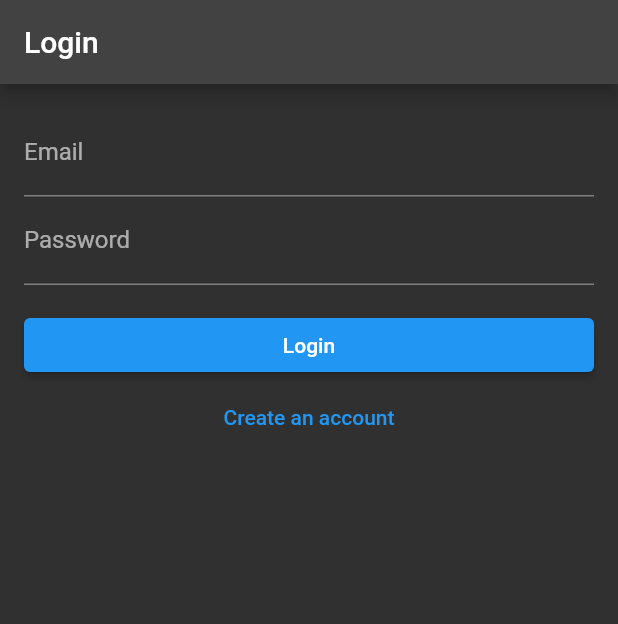
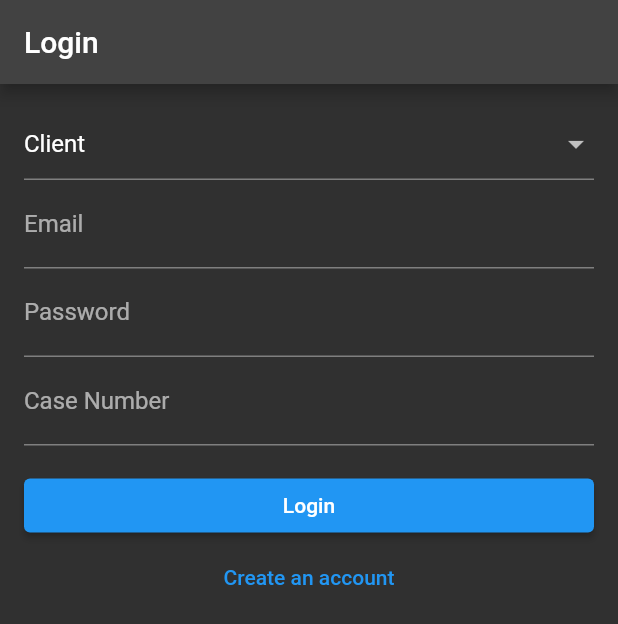
Before and after one commit to drowsy-coder/Nyaya-Sahaya, a Flutter app: the screen it shows after launch, after a tap on "Login", on a phone screen of 412 x 824 dp. Shown: the top 624 px of the screen. Run offline on Flutter 3.47's test engine with Material 2 defaults, Android fonts, the phone set to English and light mode, and no system bars; our stand-ins replace cloud_firestore, firebase_auth, firebase_core, shared_preferences; accounts and stored records are empty; network calls fail.

Commit message:
lawyer login

```diff
--- a/lib/screens/login/login_page.dart
+++ b/lib/screens/login/login_page.dart
@@ -1,9 +1,26 @@
 import 'package:flutter/material.dart';
 import 'package:firebase_auth/firebase_auth.dart';
 import 'package:cloud_firestore/cloud_firestore.dart';
+import 'package:nyaya_sahaya/screens/stakeholders/lawyer_home.dart';
 import 'package:shared_preferences/shared_preferences.dart';
 
 import '../stakeholders/client_home.dart';
+
+enum UserRole {
+  lawyer,
+  client,
+}
+
+String userRoleToString(UserRole role) {
+  return role.toString().split('.').last;
+}
+
+UserRole stringToUserRole(String role) {
+  return UserRole.values.firstWhere(
+    (e) => e.toString().split('.').last == role,
+    orElse: () => UserRole.client,
+  );
+}
 
 class LoginPage extends StatefulWidget {
   const LoginPage({super.key});
@@ -15,13 +32,14 @@ class LoginPage extends StatefulWidget {
 class _LoginPageState extends State<LoginPage> {
   final TextEditingController _emailController = TextEditingController();
   final TextEditingController _passwordController = TextEditingController();
-  final TextEditingController _caseNumberController = TextEditingController();
+  final TextEditingController _identifierController = TextEditingController();
 
   final FirebaseAuth _auth = FirebaseAuth.instance;
   final FirebaseFirestore _firestore = FirebaseFirestore.instance;
 
   bool _isLoginForm = true;
   bool _isLoading = false;
+  UserRole _userRole = UserRole.client; // Default to client role
 
   late SharedPreferences _prefs;
 
@@ -36,46 +54,87 @@ class _LoginPageState extends State<LoginPage> {
 
     final String? uid = _prefs.getString('uid');
     if (uid != null) {
-    Navigator.pushReplacement(context, MaterialPageRoute(builder: (context) => const ClientHomePage()));
+      Navigator.pushReplacement(context,
+          MaterialPageRoute(builder: (context) => const ClientHomePage()));
     }
   }
 
-
-  void _saveUserDataToPrefs(String uid, String email, String caseNumber) {
+  void _saveUserDataToPrefs(String uid, String email, String identifier) {
     _prefs.setString('uid', uid);
     _prefs.setString('email', email);
-    _prefs.setString('caseNumber', caseNumber);
+    _prefs.setString('identifier', identifier);
   }
 
-  void _logout() {
-  _prefs.remove('uid');
-  _prefs.remove('email');
-  _prefs.remove('caseNumber');
-  _prefs.remove('isLoggedIn');
-
-  Navigator.pushReplacement(context, MaterialPageRoute(builder: (context) => const LoginPage()));
-}
-
-
-  Future<void> _signInWithEmail(String email, String password) async {
+  Future<void> _signInWithEmail(
+      String email, String password, String identifier) async {
     setState(() {
       _isLoading = true;
     });
 
     try {
-    final UserCredential userCredential = await _auth.signInWithEmailAndPassword(
+      final UserCredential userCredential =
+          await _auth.signInWithEmailAndPassword(
         email: email,
         password: password,
       );
       final User user = userCredential.user!;
+      final String uid = user.uid;
 
-    await _storeUserData(user.uid);
+      final DocumentSnapshot userData =
+          await _firestore.collection('users').doc(uid).get();
 
-    _saveUserDataToPrefs(user.uid, email, _caseNumberController.text.trim());
+      if (userData.exists) {
+        final String storedUserRole = userData['userRole'];
+        final UserRole userRole = stringToUserRole(storedUserRole);
+
+        if (userRole == _userRole && userData['identifier'] == identifier) {
+          await _storeUserData(uid, email, identifier);
+
+          _saveUserDataToPrefs(uid, email, identifier);
 
           _prefs.setBool('isLoggedIn', true);
 
-    Navigator.pushReplacement(context, MaterialPageRoute(builder: (context) => const ClientHomePage()));
+          showDialog(
+            context: context,
+            builder: (context) {
+              return AlertDialog(
+                title: const Text('Login Failed'),
+                content: const Text('Invalid credentials or user type.'),
+                actions: <Widget>[
+                  TextButton(
+                    onPressed: () {
+                      Navigator.of(context).pop();
+                    },
+                    child: const Text('OK'),
+                  ),
+                ],
+              );
+            },
+          );
+        }
+      } else {
+        setState(() {
+          _isLoading = false;
+        });
+
+        showDialog(
+          context: context,
+          builder: (context) {
+            return AlertDialog(
+              title: const Text('Login Failed'),
+              content: const Text('User data not found.'),
+              actions: <Widget>[
+                TextButton(
+                  onPressed: () {
+                    Navigator.of(context).pop();
+                  },
+                  child: const Text('OK'),
+                ),
+              ],
+            );
+          },
+        );
+      }
     } on FirebaseAuthException catch (e) {
       setState(() {
         _isLoading = false;
@@ -85,25 +144,34 @@ class _LoginPageState extends State<LoginPage> {
     }
   }
 
-Future<void> _createAccount(String email, String password) async {
+  Future<void> _createAccount(
+      String email, String password, String identifier) async {
     setState(() {
       _isLoading = true;
     });
 
     try {
-    final UserCredential userCredential = await _auth.createUserWithEmailAndPassword(
+      final UserCredential userCredential =
+          await _auth.createUserWithEmailAndPassword(
         email: email,
         password: password,
       );
       final User user = userCredential.user!;
+      final String uid = user.uid;
 
-    await _storeUserData(user.uid);
+      await _storeUserData(uid, email, identifier);
 
-    _saveUserDataToPrefs(user.uid, email, _caseNumberController.text.trim());
+      _saveUserDataToPrefs(uid, email, identifier);
 
       _prefs.setBool('isLoggedIn', true);
 
-    Navigator.pushReplacement(context, MaterialPageRoute(builder: (context) => const ClientHomePage()));
+      if (_userRole == UserRole.client) {
+        Navigator.pushReplacement(context,
+            MaterialPageRoute(builder: (context) => const ClientHomePage()));
+      } else if (_userRole == UserRole.lawyer) {
+        Navigator.pushReplacement(context,
+            MaterialPageRoute(builder: (context) => const LawyerHomePage()));
+      }
     } on FirebaseAuthException catch (e) {
       setState(() {
         _isLoading = false;
@@ -113,29 +181,28 @@ Future<void> _createAccount(String email, String password) async {
     }
   }
 
-  Future<void> _storeUserData(String uid) async {
-    final String email = _emailController.text.trim();
-    final String caseNumber = _caseNumberController.text.trim();
-
+  Future<void> _storeUserData(
+      String uid, String email, String identifier) async {
     await _firestore.collection('users').doc(uid).set({
       'name': email.split('@')[0],
       'email': email,
-      'caseNumber': caseNumber,
+      'identifier': identifier,
+      'userRole': userRoleToString(_userRole),
+      if (_userRole == UserRole.client) 'caseNumber': identifier,
+      if (_userRole == UserRole.lawyer) 'barNumber': identifier,
       'uid': uid,
     });
   }
 
   void _submitForm() {
-    if (_isLoginForm) {
     final String email = _emailController.text.trim();
     final String password = _passwordController.text.trim();
+    final String identifier = _identifierController.text.trim();
 
-      _signInWithEmail(email, password);
+    if (_isLoginForm) {
+      _signInWithEmail(email, password, identifier);
     } else {
-      final String email = _emailController.text.trim();
-      final String password = _passwordController.text.trim();
-
-      _createAccount(email, password);
+      _createAccount(email, password, identifier);
     }
   }
 
@@ -151,6 +218,25 @@ Future<void> _createAccount(String email, String password) async {
           child: Column(
             crossAxisAlignment: CrossAxisAlignment.stretch,
             children: <Widget>[
+              // Role selection
+              DropdownButtonFormField<UserRole>(
+                value: _userRole,
+                onChanged: (UserRole? newValue) {
+                  setState(() {
+                    _userRole = newValue!;
+                  });
+                },
+                items: [
+                  DropdownMenuItem(
+                    value: UserRole.client,
+                    child: Text('Client'),
+                  ),
+                  DropdownMenuItem(
+                    value: UserRole.lawyer,
+                    child: Text('Lawyer'),
+                  ),
+                ],
+              ),
               TextFormField(
                 controller: _emailController,
                 decoration: const InputDecoration(labelText: 'Email'),
@@ -160,9 +246,14 @@ Future<void> _createAccount(String email, String password) async {
                 decoration: const InputDecoration(labelText: 'Password'),
                 obscureText: true,
               ),
-              if (!_isLoginForm)
+              if (_userRole == UserRole.lawyer)
                 TextFormField(
-                  controller: _caseNumberController,
+                  controller: _identifierController,
+                  decoration: const InputDecoration(labelText: 'Bar Number'),
+                ),
+              if (_userRole == UserRole.client)
+                TextFormField(
+                  controller: _identifierController,
                   decoration: const InputDecoration(labelText: 'Case Number'),
                 ),
               const SizedBox(height: 16.0),
@@ -172,10 +263,11 @@ Future<void> _createAccount(String email, String password) async {
               ),
               TextButton(
                 onPressed: _toggleFormMode,
-                child: Text(_isLoginForm ? 'Create an account' : 'Have an account? Sign in'),
+                child: Text(_isLoginForm
+                    ? 'Create an account'
+                    : 'Have an account? Sign in'),
               ),
-              if (_isLoading)
-                const CircularProgressIndicator(),
+              if (_isLoading) const CircularProgressIndicator(),
             ],
           ),
         ),
```
Also changed, not shown: lib/screens/stakeholders/lawyer_home.dart (+8 -1 lines). Lines whose indentation alone changed are shown as unchanged.
